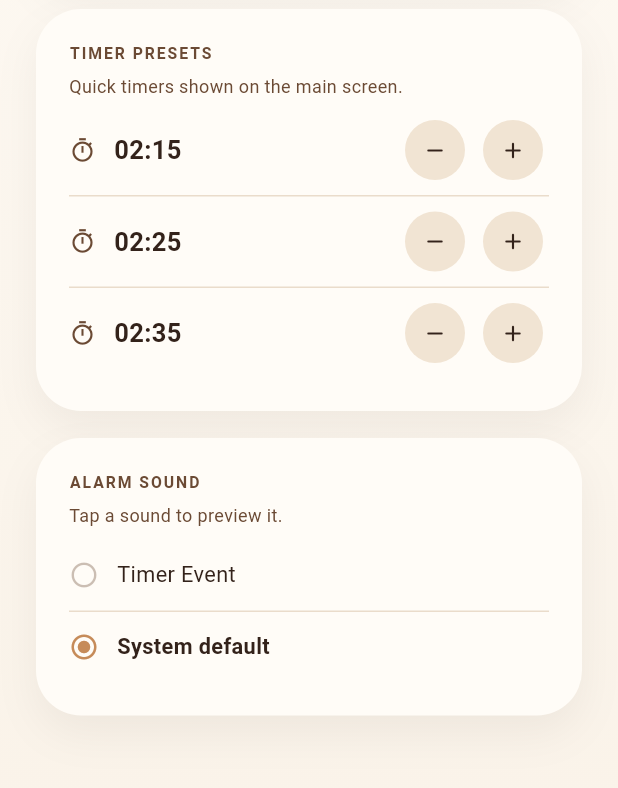
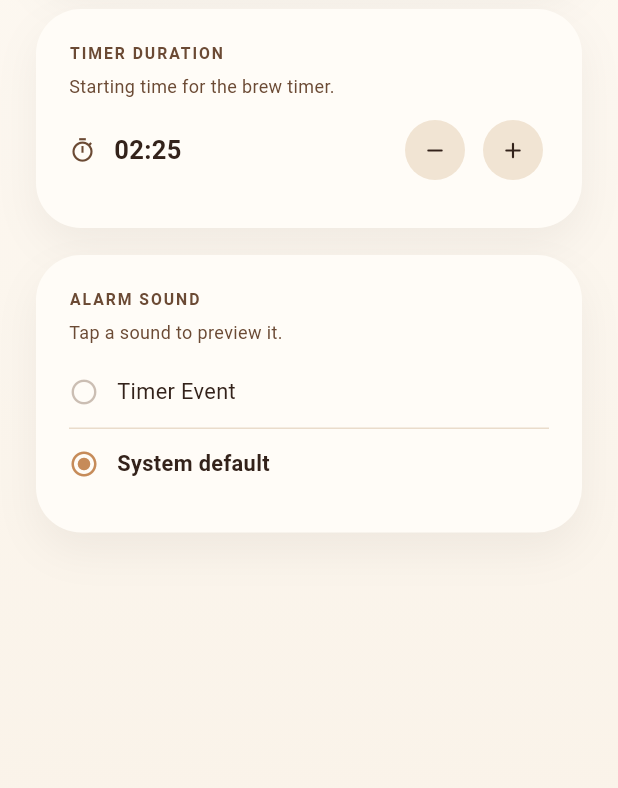
Before and after one commit to kinonn/coffee-timer, a Flutter app: the screen it shows after launch, after a tap on the "settings" icon, on a phone screen of 412 x 824 dp, the part 423-1211 px from its top. Run offline on Flutter 3.47's test engine with Material 3 defaults, Android fonts, the phone set to English and light mode, and no system bars; our stand-ins replace material_ui.

Commit message:
Refresh timer UI, docs, and screenshots

```diff
--- a/lib/brew_math.dart
+++ b/lib/brew_math.dart
@@ -15,3 +15,7 @@ String formatClock(Duration duration) {
   final seconds = (totalSeconds % 60).toString().padLeft(2, '0');
   return '$minutes:$seconds';
 }
+
+/// Formats a timer value, showing -mm:ss once the timer has elapsed.
+String formatTimer(Duration duration) =>
+    duration < Duration.zero ? '-${formatClock(-duration)}' : formatClock(duration);
--- a/lib/brew_settings.dart
+++ b/lib/brew_settings.dart
@@ -16,9 +16,7 @@ class BrewSettings {
   static const int maxTimerSeconds = 30 * 60;
 
   static const List<Duration> defaultPresets = [
-    Duration(minutes: 2, seconds: 15),
     Duration(minutes: 2, seconds: 25),
-    Duration(minutes: 2, seconds: 35),
   ];
 
   int ratio;
--- a/lib/home_screen.dart
+++ b/lib/home_screen.dart
@@ -28,8 +28,7 @@ class HomeScreen extends StatefulWidget {
 
 enum _TimerStatus { idle, running, paused, finished }
 
-class _HomeScreenState extends State<HomeScreen> {
-  static const _defaultTimer = Duration(minutes: 2, seconds: 25);
+class _HomeScreenState extends State<HomeScreen> with WidgetsBindingObserver {
   static const _minTimer = Duration(seconds: BrewSettings.minTimerSeconds);
   static const _maxTimer = Duration(seconds: BrewSettings.maxTimerSeconds);
   static final _coffeePattern = RegExp(r'^\d{0,3}([.,]\d{0,2})?$');
@@ -47,9 +46,9 @@ class _HomeScreenState extends State<HomeScreen> {
     return newValue;
   });
 
-  late Duration _selected = _defaultTimer;
-  late Duration _remaining = _defaultTimer;
-  late Duration _total = _defaultTimer;
+  late Duration _selected;
+  late Duration _remaining;
+  late Duration _total;
   DateTime? _endsAt;
   Timer? _ticker;
   _TimerStatus _status = _TimerStatus.idle;
@@ -57,6 +56,11 @@ class _HomeScreenState extends State<HomeScreen> {
   @override
   void initState() {
     super.initState();
+    WidgetsBinding.instance.addObserver(this);
+    final initial = widget.settings.presets.first;
+    _selected = initial;
+    _remaining = initial;
+    _total = initial;
     _coffeeFocus.addListener(_handleCoffeeFocus);
     NativeBridge.notificationActions.addListener(_handleNotificationAction);
     WidgetsBinding.instance.addPostFrameCallback(
@@ -67,12 +71,32 @@ class _HomeScreenState extends State<HomeScreen> {
   @override
   void dispose() {
     _ticker?.cancel();
+    WidgetsBinding.instance.removeObserver(this);
+    unawaited(NativeBridge.cancelRunningNotification());
     NativeBridge.notificationActions.removeListener(_handleNotificationAction);
     _coffeeFocus.removeListener(_handleCoffeeFocus);
     _coffeeFocus.dispose();
     _coffeeController.dispose();
     unawaited(NativeBridge.stopAlarm());
     super.dispose();
+  }
+
+  @override
+  void didChangeAppLifecycleState(AppLifecycleState state) {
+    super.didChangeAppLifecycleState(state);
+    if (state == AppLifecycleState.resumed) {
+      unawaited(NativeBridge.cancelRunningNotification());
+      return;
+    }
+    if (state == AppLifecycleState.paused ||
+        state == AppLifecycleState.detached) {
+      final endsAt = _endsAt;
+      if (_status == _TimerStatus.running && endsAt != null) {
+        unawaited(
+          NativeBridge.showRunningNotification(endsAt.millisecondsSinceEpoch),
+        );
+      }
+    }
   }
 
   void _handleNotificationAction() {
@@ -102,7 +126,7 @@ class _HomeScreenState extends State<HomeScreen> {
     final total = _total.inMilliseconds;
     if (total <= 0) return 0;
     final left = _remaining.inMilliseconds.clamp(0, total).toInt();
-    return 1 - left / total;
+    return left / total;
   }
 
   String _formatGrams(double grams) {
@@ -164,6 +188,7 @@ class _HomeScreenState extends State<HomeScreen> {
     final base = resuming ? _remaining : _selected;
     if (base <= Duration.zero) return;
     unawaited(NativeBridge.requestNotificationPermission());
+    unawaited(NativeBridge.cancelRunningNotification());
     unawaited(NativeBridge.stopAlarm());
     _ticker?.cancel();
     setState(() {
@@ -177,6 +202,7 @@ class _HomeScreenState extends State<HomeScreen> {
 
   void _pauseTimer() {
     _ticker?.cancel();
+    unawaited(NativeBridge.cancelRunningNotification());
     final left = _endsAt?.difference(DateTime.now()) ?? _remaining;
     setState(() {
       _remaining = left > Duration.zero ? left : Duration.zero;
@@ -188,21 +214,16 @@ class _HomeScreenState extends State<HomeScreen> {
     final endsAt = _endsAt;
     if (endsAt == null) return;
     final left = endsAt.difference(DateTime.now());
-    if (left <= Duration.zero) {
+    setState(() => _remaining = left);
+    if (left <= Duration.zero && _status != _TimerStatus.finished) {
       _finishTimer();
-    } else {
-      setState(() => _remaining = left);
     }
   }
 
   void _finishTimer() {
-    _ticker?.cancel();
-    _ticker = null;
-    setState(() {
-      _remaining = Duration.zero;
-      _status = _TimerStatus.finished;
-    });
+    setState(() => _status = _TimerStatus.finished);
     unawaited(HapticFeedback.heavyImpact());
+    unawaited(NativeBridge.cancelRunningNotification());
     unawaited(NativeBridge.playAlarm(widget.settings.alarmUri, loop: true));
     unawaited(NativeBridge.showTimerNotification());
   }
@@ -224,6 +245,7 @@ class _HomeScreenState extends State<HomeScreen> {
   void _resetTimer() {
     _ticker?.cancel();
     _ticker = null;
+    unawaited(NativeBridge.cancelRunningNotification());
     unawaited(NativeBridge.stopAlarm());
     setState(() {
       _status = _TimerStatus.idle;
@@ -240,7 +262,15 @@ class _HomeScreenState extends State<HomeScreen> {
         builder: (_) => SettingsScreen(settings: widget.settings),
       ),
     );
-    if (mounted) setState(() {});
+    if (mounted) {
+      setState(() {
+        if (_status == _TimerStatus.idle) {
+          _selected = widget.settings.presets.first;
+          _remaining = _selected;
+          _total = _selected;
+        }
+      });
+    }
   }
 
   String get _statusLabel {
@@ -300,11 +330,18 @@ class _HomeScreenState extends State<HomeScreen> {
       body: Container(
         decoration: appBackground,
         child: SafeArea(
+          child: LayoutBuilder(
+            builder: (context, constraints) {
+              return FittedBox(
+                fit: BoxFit.scaleDown,
+                alignment: Alignment.topCenter,
+                child: SizedBox(
+                  width: constraints.maxWidth,
                   child: Column(
+                    mainAxisSize: MainAxisSize.min,
                     children: [
                       _header(),
-              Expanded(
-                child: SingleChildScrollView(
+                      Padding(
                         padding: const EdgeInsets.fromLTRB(24, 6, 24, 32),
                         child: Column(
                           children: [
@@ -314,8 +351,11 @@ class _HomeScreenState extends State<HomeScreen> {
                           ],
                         ),
                       ),
+                    ],
                   ),
-            ],
+                ),
+              );
+            },
           ),
         ),
       ),
@@ -409,18 +449,14 @@ class _HomeScreenState extends State<HomeScreen> {
           const Divider(height: 1, color: kLine),
           const SizedBox(height: 16),
           Row(
+            crossAxisAlignment: CrossAxisAlignment.center,
             children: [
-              Container(
+              SizedBox(
                 width: 46,
-                height: 46,
-                decoration: const BoxDecoration(
-                  color: kLatte,
-                  shape: BoxShape.circle,
-                ),
-                child: const Icon(
-                  Icons.water_drop_outlined,
-                  color: kCaramel,
-                  size: 22,
+                child: FittedBox(
+                  fit: BoxFit.scaleDown,
+                  alignment: Alignment.centerLeft,
+                  child: Text('WATER', style: kLabelStyle),
                 ),
               ),
               Expanded(
@@ -450,12 +486,17 @@ class _HomeScreenState extends State<HomeScreen> {
                   ],
                 ),
               ),
-              SizedBox(
+              Container(
                 width: 46,
-                child: FittedBox(
-                  fit: BoxFit.scaleDown,
-                  alignment: Alignment.centerRight,
-                  child: Text('WATER', style: kLabelStyle),
+                height: 46,
+                decoration: const BoxDecoration(
+                  color: kLatte,
+                  shape: BoxShape.circle,
+                ),
+                child: const Icon(
+                  Icons.water_drop_outlined,
+                  color: kCaramel,
+                  size: 22,
                 ),
               ),
             ],
@@ -621,27 +662,9 @@ class _HomeScreenState extends State<HomeScreen> {
               ),
             ],
           ),
-          const SizedBox(height: 12),
-          FittedBox(
-            fit: BoxFit.scaleDown,
-            child: Text(
-              formatClock(display),
-              style: const TextStyle(
-                fontSize: 78,
-                height: 1,
-                fontWeight: FontWeight.w600,
-                letterSpacing: -1.5,
-                color: kCream,
-                fontFeatures: [FontFeature.tabularFigures()],
-              ),
-            ),
-          ),
-          const SizedBox(height: 18),
-          ConstrainedBox(
-            constraints: const BoxConstraints(minHeight: 112),
-            child: Center(child: _timerMiddle()),
-          ),
           const SizedBox(height: 16),
+          _timerDial(display),
+          const SizedBox(height: 24),
           Row(
             children: [
               Expanded(
@@ -710,130 +733,80 @@ class _HomeScreenState extends State<HomeScreen> {
     );
   }
 
-  Widget _timerMiddle() {
-    if (_status == _TimerStatus.idle) {
-      return Column(
-        mainAxisSize: MainAxisSize.min,
-        children: [
-          Wrap(
-            alignment: WrapAlignment.center,
-            spacing: 8,
-            runSpacing: 8,
-            children: [
-              for (final preset in widget.settings.presets) _presetChip(preset),
-            ],
-          ),
-          const SizedBox(height: 10),
-          Wrap(
+  Widget _adjustRow() {
+    return Wrap(
       alignment: WrapAlignment.center,
       spacing: 10,
       runSpacing: 8,
       children: [
         _adjustButton(
-                icon: Icons.remove_rounded,
+          label: '- 5 s',
           tooltip: '5 seconds shorter',
-                onPressed: _selected > _minTimer
-                    ? () => _adjustDuration(-5)
-                    : null,
+          onPressed: _selected > _minTimer ? () => _adjustDuration(-5) : null,
         ),
         _adjustButton(
-                icon: Icons.add_rounded,
+          label: '+ 5 s',
           tooltip: '5 seconds longer',
-                onPressed: _selected < _maxTimer
-                    ? () => _adjustDuration(5)
-                    : null,
-              ),
-            ],
+          onPressed: _selected < _maxTimer ? () => _adjustDuration(5) : null,
         ),
       ],
     );
   }
 
-    final finished = _status == _TimerStatus.finished;
-    final caption = finished
-        ? 'Your coffee is ready'
-        : _status == _TimerStatus.paused
-        ? 'Paused'
-        : 'of ${formatClock(_total)}';
-    return Column(
-      mainAxisSize: MainAxisSize.min,
+  Widget _timerDial(Duration display) {
+    const size = 228.0;
+    return SizedBox(
+      width: size,
+      height: size,
+      child: Stack(
+        alignment: Alignment.center,
         children: [
-        SizedBox(
-          width: double.infinity,
-          child: ClipRRect(
-            borderRadius: BorderRadius.circular(99),
-            child: LinearProgressIndicator(
-              value: finished ? 1 : _progress,
-              minHeight: 6,
-              backgroundColor: Colors.white.withValues(alpha: 0.08),
-              valueColor: const AlwaysStoppedAnimation<Color>(kCaramel),
+          SizedBox.expand(
+            child: CircularProgressIndicator(
+              value: _status == _TimerStatus.idle ? 0 : _progress,
+              backgroundColor: Colors.white.withValues(alpha: 0.10),
+              valueColor: AlwaysStoppedAnimation<Color>(
+                _status == _TimerStatus.idle ? Colors.transparent : kCaramel,
+              ),
+              strokeWidth: 7,
+              strokeCap: StrokeCap.round,
+            ),
+          ),
+          FittedBox(
+            fit: BoxFit.scaleDown,
+            child: Text(
+              formatTimer(display),
+              style: const TextStyle(
+                fontSize: 56,
+                height: 1,
+                fontWeight: FontWeight.w600,
+                letterSpacing: -1.5,
+                color: kCream,
+                fontFeatures: [FontFeature.tabularFigures()],
               ),
             ),
           ),
-        const SizedBox(height: 12),
-        Text(
-          caption,
-          style: TextStyle(fontSize: 12, color: kCream.withValues(alpha: 0.68)),
+          if (_status == _TimerStatus.idle)
+            Positioned(
+              top: size / 2 + 38,
+              left: 0,
+              right: 0,
+              child: _adjustRow(),
             ),
         ],
-    );
-  }
-
-  Widget _presetChip(Duration duration) {
-    final selected = _selected == duration;
-    return Semantics(
-      button: true,
-      selected: selected,
-      label: 'Set timer to ${_presetLabel(duration)}',
-      excludeSemantics: true,
-      onTap: () => _setDuration(duration),
-      child: Material(
-        color: Colors.transparent,
-        child: InkWell(
-          onTap: () => _setDuration(duration),
-          borderRadius: BorderRadius.circular(99),
-          child: AnimatedContainer(
-            duration: const Duration(milliseconds: 160),
-            padding: const EdgeInsets.symmetric(horizontal: 16, vertical: 10),
-            decoration: BoxDecoration(
-              color: selected ? kCaramel : Colors.white.withValues(alpha: 0.06),
-              borderRadius: BorderRadius.circular(99),
-              border: Border.all(
-                color: selected
-                    ? kCaramel
-                    : Colors.white.withValues(alpha: 0.12),
-              ),
-            ),
-            child: Text(
-              _presetLabel(duration),
-              style: TextStyle(
-                fontSize: 12.5,
-                fontWeight: FontWeight.w600,
-                color: selected ? kEspresso : kCream.withValues(alpha: 0.8),
-              ),
-            ),
-          ),
-        ),
       ),
     );
   }
 
-  String _presetLabel(Duration duration) {
-    final seconds = (duration.inSeconds % 60).toString().padLeft(2, '0');
-    return '${duration.inMinutes}:$seconds';
-  }
-
   Widget _adjustButton({
-    required IconData icon,
+    required String label,
     required String tooltip,
     required VoidCallback? onPressed,
   }) {
     return Tooltip(
       message: tooltip,
-      child: OutlinedButton.icon(
+      child: OutlinedButton(
         onPressed: onPressed,
-        icon: Icon(icon, size: 17),
-        label: const Text('5 s'),
         style: OutlinedButton.styleFrom(
           foregroundColor: kCream,
           disabledForegroundColor: kCream.withValues(alpha: 0.3),
@@ -848,6 +821,7 @@ class _HomeScreenState extends State<HomeScreen> {
           ),
           shape: const StadiumBorder(),
         ),
+        child: Text(label),
       ),
     );
   }
--- a/lib/settings_screen.dart
+++ b/lib/settings_screen.dart
@@ -196,17 +196,14 @@ class _SettingsScreenState extends State<SettingsScreen> {
       child: Column(
         crossAxisAlignment: CrossAxisAlignment.start,
         children: [
-          const Text('TIMER PRESETS', style: kLabelStyle),
+          const Text('TIMER DURATION', style: kLabelStyle),
           const SizedBox(height: 6),
           const Text(
-            'Quick timers shown on the main screen.',
+            'Starting time for the brew timer.',
             style: TextStyle(fontSize: 12, color: kRoast),
           ),
           const SizedBox(height: 4),
-          for (var i = 0; i < widget.settings.presets.length; i++) ...[
-            if (i > 0) const Divider(height: 1, color: kLine),
-            _presetRow(i),
-          ],
+          _presetRow(0),
         ],
       ),
     );
@@ -234,13 +231,13 @@ class _SettingsScreenState extends State<SettingsScreen> {
           const Spacer(),
           _presetAdjustButton(
             icon: Icons.remove_rounded,
-            tooltip: 'Preset ${index + 1}, 5 seconds shorter',
+            tooltip: 'Timer, 5 seconds shorter',
             onPressed: canDecrease ? () => _changePreset(index, -5) : null,
           ),
           const SizedBox(width: 4),
           _presetAdjustButton(
             icon: Icons.add_rounded,
-            tooltip: 'Preset ${index + 1}, 5 seconds longer',
+            tooltip: 'Timer, 5 seconds longer',
             onPressed: canIncrease ? () => _changePreset(index, 5) : null,
           ),
         ],
```
Also changed, not shown: lib/native_bridge.dart (+22 -0 lines), 7 other files. Lines whose indentation alone changed are shown as unchanged.
